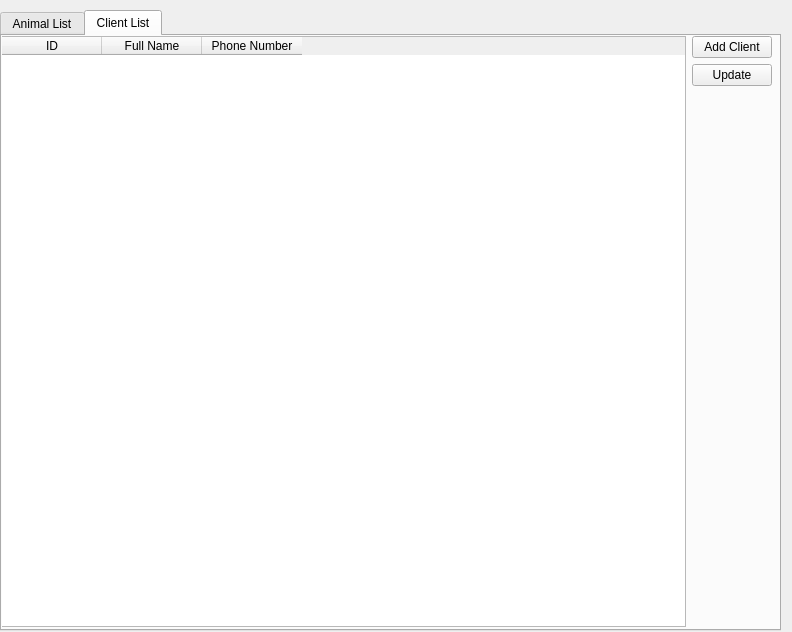
First picture: the form in staffwindow.ui, repository CRM2017/cuACS, before the edit.
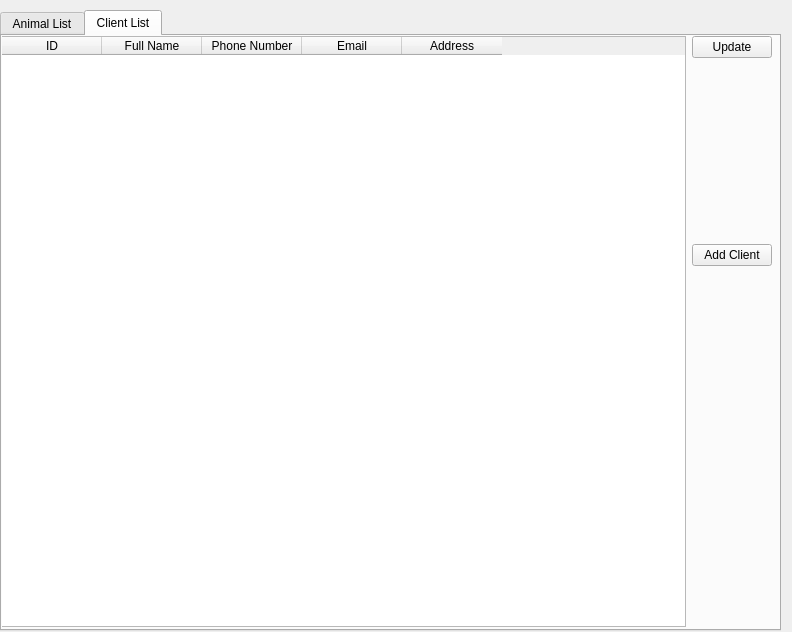
Second picture: the form after the edit. The open tabs and pages were chosen to show the change.

Commit message: add client list view feature

Diff of the .ui file:
```diff
--- a/staffwindow.ui
+++ b/staffwindow.ui
@@ -144,17 +144,27 @@
              <string>Phone Number</string>
             </property>
            </column>
+           <column>
+            <property name="text">
+             <string>Email</string>
+            </property>
+           </column>
+           <column>
+            <property name="text">
+             <string>Address</string>
+            </property>
+           </column>
           </widget>
          </item>
-         <item row="0" column="2">
+         <item row="2" column="2">
           <widget class="QPushButton" name="addClientButton">
            <property name="text">
             <string>Add Client</string>
            </property>
           </widget>
          </item>
-         <item row="1" column="2">
-          <widget class="QPushButton" name="pushButton">
+         <item row="0" column="2">
+          <widget class="QPushButton" name="clientUpdateButton">
            <property name="text">
             <string>Update</string>
            </property>
```
Left out of the diff: 9 changed lines with no effect on the pictures. The commit also changes 15 other files.
